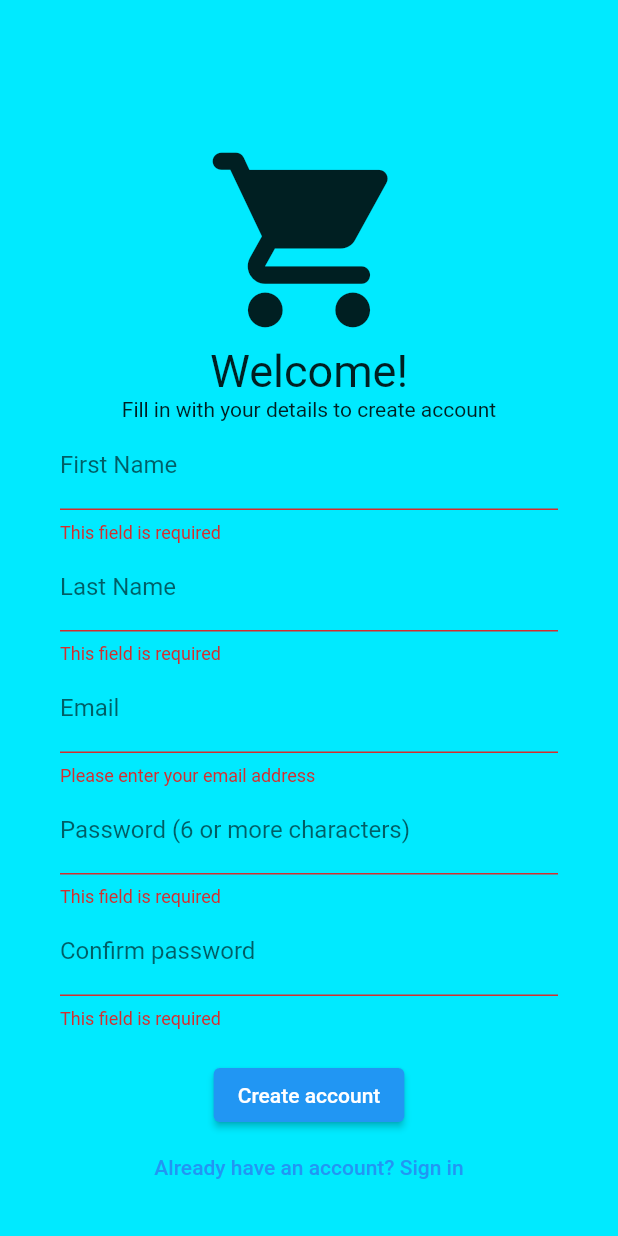
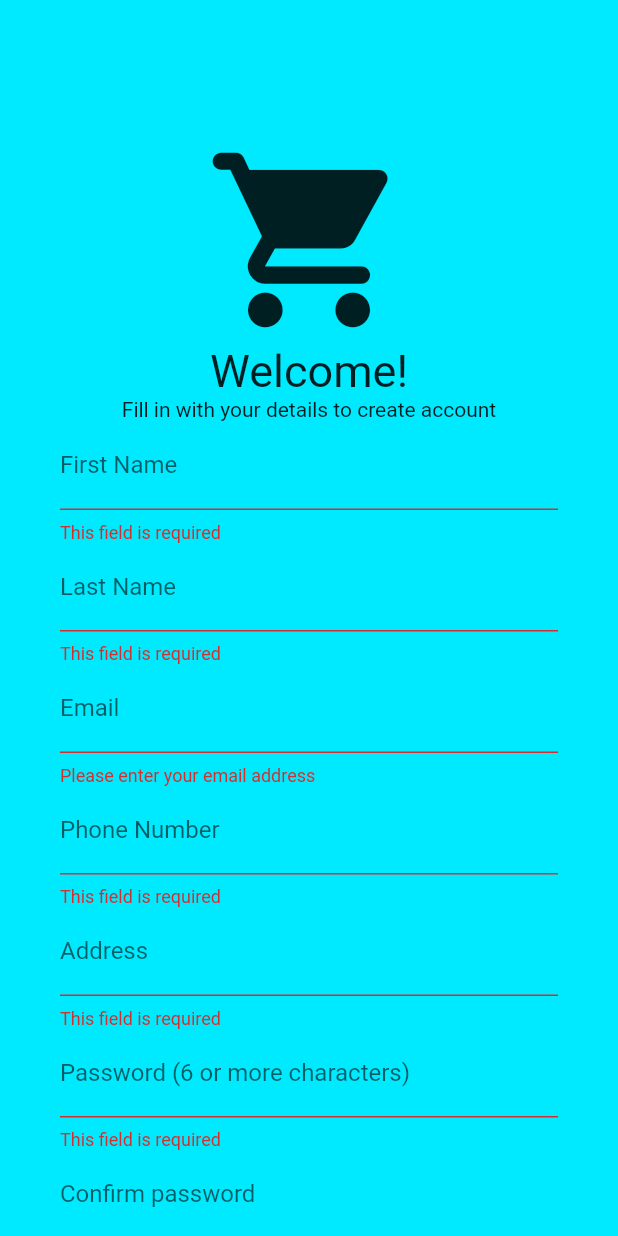
Before and after one commit to valdodotcom/COE356-VorTech, a Flutter app: the NewAccountPage screen opened directly, after a tap on "Create account", on a phone screen of 412 x 824 dp. Run offline on Flutter 3.47's test engine with Material 2 defaults, Android fonts, the phone set to English and light mode, and no system bars; missing offline and left inert: number_inc_dec.

```diff
--- a/instashop/lib/ui/new_account_page.dart
+++ b/instashop/lib/ui/new_account_page.dart
@@ -1,4 +1,4 @@
-// import 'dart:io';
+import 'package:flutter/cupertino.dart';
 import 'package:flutter/material.dart';
 import 'package:http/http.dart' as http;
 import 'package:instashop/config/link.dart' as link;
@@ -16,24 +16,51 @@ class _NewAccountPageState extends State<NewAccountPage> {
   // key to access the form
   final _formKey = GlobalKey<FormState>();
 
+  // controllers for form input
+  var _firstNameController = TextEditingController();
+  var _lastNameController = TextEditingController();
+  var _emailController = TextEditingController();
+  var _phoneNumberController = TextEditingController();
+  var _addressController = TextEditingController();
+  var _passwordController = TextEditingController();
+  var _secondPasswordController = TextEditingController();
+
+
   String _userEmail = '';
   String _userName = '';
   String _password = '';
   String _confirmPassword = '';
 
   // function triggered when user presses sign up
-  void _trySubmitForm() {
+  Future<void> _trySubmitForm() async {
     final isValid = _formKey.currentState!.validate();
     if (isValid) {
+      var response = await http.post(Uri.parse("${link.server}new-customer-info"),
+          body: ({
+            "CustomerFirstName": _firstNameController.text,
+            "CustomerLastName": _lastNameController.text,
+            "CustomerEmail": _emailController.text,
+            "CustomerPhoneNo": _phoneNumberController.text,
+            "CustomerPassword": _passwordController.text,
+            "CustomerAddress": _addressController.text
+          }));
+      if (response.statusCode == 200) {
+        var router = new MaterialPageRoute(
+            builder: (BuildContext context) =>
+            new Categories());
+        Navigator.of(context).push(router);
+      } else {
+        ScaffoldMessenger.of(context)
+            .showSnackBar(SnackBar(content: Text("Invalid Credentials")));
+      }
+
       print('Everything looks good!');
       print(_userEmail);
       print(_userName);
       print(_password);
       print(_confirmPassword);
 
-      var router = new MaterialPageRoute(
-          builder: (BuildContext context) => new Categories());
-      Navigator.of(context).push(router);
+
 
       /*
       Continue processing the provided information with your own logic
@@ -44,11 +71,6 @@ class _NewAccountPageState extends State<NewAccountPage> {
 
   @override
   Widget build(BuildContext context) {
-    var _emailController = TextEditingController();
-    var _passwordController = TextEditingController();
-    var _secondPasswordController = TextEditingController();
-    var _firstNameController = TextEditingController();
-    var _lastNameController = TextEditingController();
 
     return new Scaffold(
       backgroundColor: Color(0xff00eaff),
@@ -124,6 +146,44 @@ class _NewAccountPageState extends State<NewAccountPage> {
                           onChanged: (value) => _userEmail = value,
                         ),
                         new TextFormField(
+                          keyboardType: TextInputType.number,
+                          controller: _phoneNumberController,
+                          decoration: new InputDecoration(
+                            labelText: "Phone Number",
+                          ),
+                          validator: (value) {
+                            if (value!.trim().isEmpty) {
+                              return 'This field is required';
+                            }
+                            if (!RegExp(r'^\d{10}$').hasMatch(value)) {
+                              return 'Please enter a valid phone number';
+                            }
+                            // Return null if the entered username is valid
+                            return null;
+                          },
+                          onChanged: (value) => _userName = value,
+                        ),
+
+                        new TextFormField(
+                          controller: _addressController,
+                          decoration: new InputDecoration(
+                            labelText: "Address",
+                          ),
+                          validator: (value) {
+                            if (value!.trim().isEmpty) {
+                              return 'This field is required';
+                            }
+                            if (value.trim().length < 5) {
+                              return 'Address must be at least 5 characters in length';
+                            }
+                            // Return null if the entered username is valid
+                            return null;
+                          },
+                          onChanged: (value) => _userName = value,
+                        ),
+
+
+                        new TextFormField(
                           controller: _passwordController,
                           decoration: new InputDecoration(
                             labelText: "Password (6 or more characters)",
@@ -181,9 +241,6 @@ class _NewAccountPageState extends State<NewAccountPage> {
   }
 }
 
-Future<void> login() async {
-  await http.post(Uri.parse("${link.server}new-vendor-info"));
-}
 
 /*
 Future<void> makePostRequest() async {
```
Also changed, not shown: instashop/lib/ui/util/wishlist.dart (+30 -4 lines).
